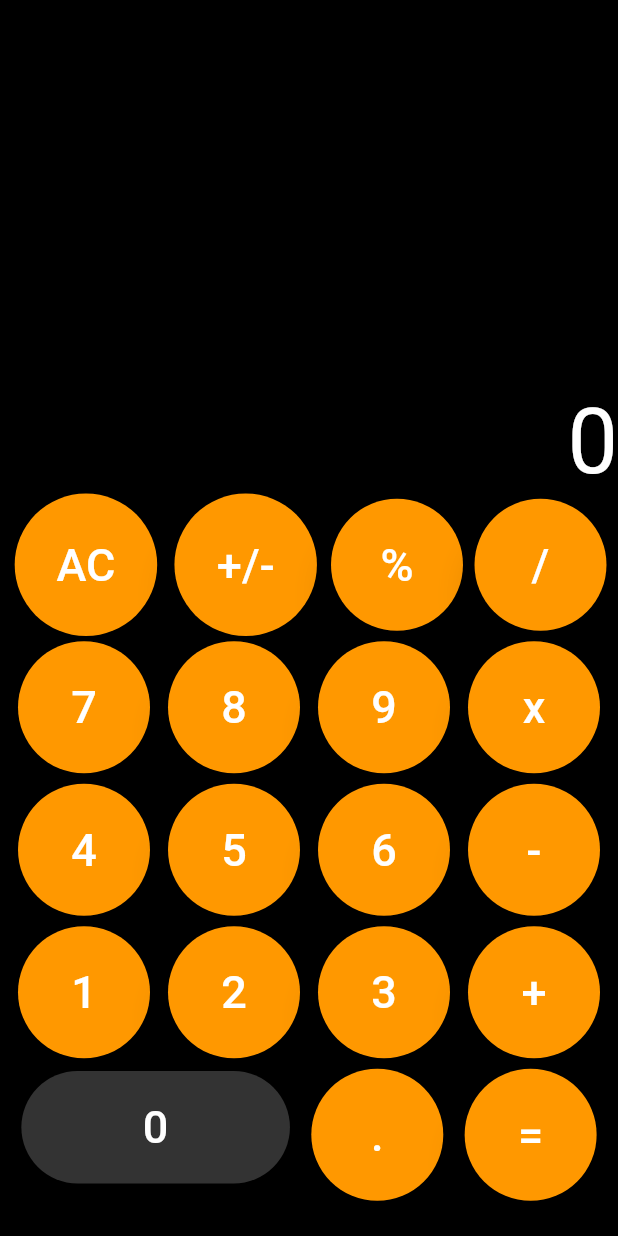
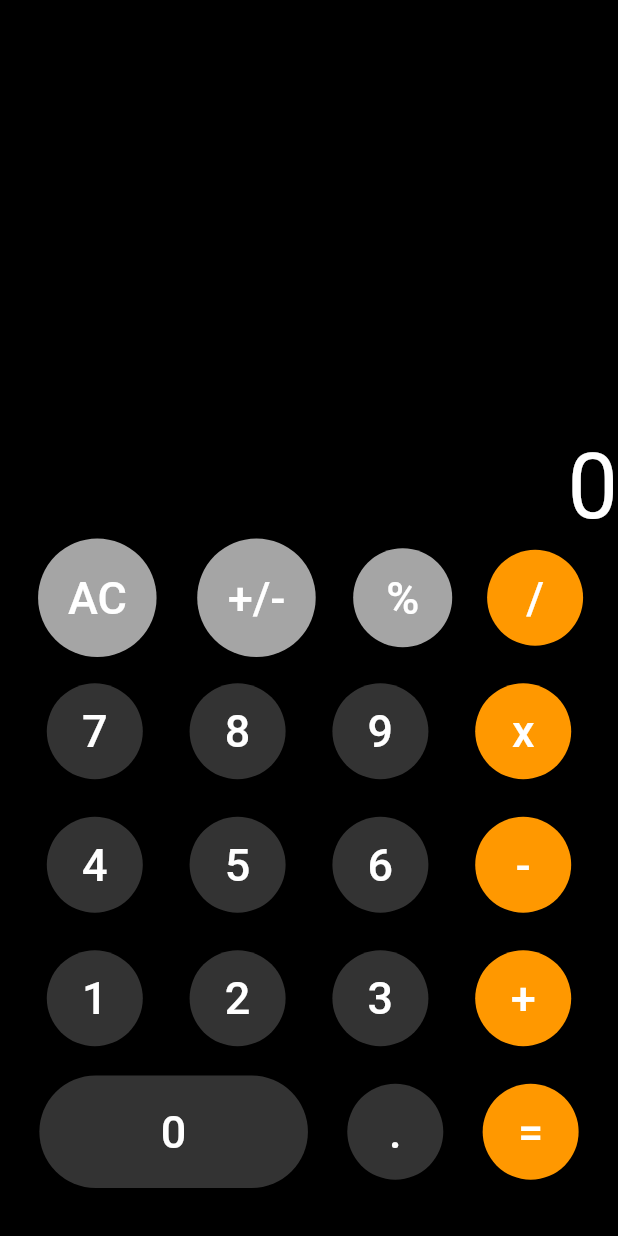
Before and after one commit to inezamanda/ios-calculator-clone, a Flutter app: the screen it shows after launch, on a phone screen of 412 x 824 dp. Run offline on Flutter 3.47's test engine with Material 2 defaults, Android fonts, the phone set to English and light mode, and no system bars.

Commit message:
change color

```diff
--- a/lib/my_home_page.dart
+++ b/lib/my_home_page.dart
@@ -3,22 +3,60 @@ import 'package:flutter/material.dart';
 class MyHomePage extends StatelessWidget {
   const MyHomePage({Key? key}) : super(key: key);
 
-  Widget btn(btnText){
-    return MaterialButton(
-      height: 75.0,
-      elevation: 10,
-      shape: CircleBorder(
-        side: BorderSide(color: Colors.transparent),
-      ),
-      color: Colors.orange,
-      padding: EdgeInsets.all(30.0),
-      child: Text(btnText,
-          style: TextStyle(
-              color: Colors.white,
-              fontSize: 30.0
-          )
-      ),
-      onPressed: () {},
+  Widget btn(btnText) {
+    return Container(
+        padding: EdgeInsets.only(bottom: 10.0),
+        child: ElevatedButton (
+            onPressed: (){},
+            child: Text(btnText,
+              style: TextStyle(
+                  fontSize: 30
+              ),
+            ),
+            style: ElevatedButton.styleFrom(
+                primary: Color(0xff333333),
+                padding: EdgeInsets.all(22.0),
+                shape: CircleBorder()
+            )
+        )
+    );
+  }
+
+  Widget btnTop(btnText) {
+    return Container(
+        padding: EdgeInsets.only(bottom: 10.0),
+        child: ElevatedButton (
+            onPressed: (){},
+            child: Text(btnText,
+              style: TextStyle(
+                  fontSize: 30
+              ),
+            ),
+            style: ElevatedButton.styleFrom(
+                primary: Color(0xffa5a5a5),
+                padding: EdgeInsets.all(22.0),
+                shape: CircleBorder()
+            )
+        )
+    );
+  }
+
+  Widget btnRight(btnText) {
+    return Container(
+        padding: EdgeInsets.only(bottom: 10.0),
+        child: ElevatedButton (
+            onPressed: (){},
+            child: Text(btnText,
+              style: TextStyle(
+                  fontSize: 30
+              ),
+            ),
+            style: ElevatedButton.styleFrom(
+                primary: Colors.orange,
+                padding: EdgeInsets.all(22.0),
+                shape: CircleBorder()
+            )
+        )
     );
   }
 
@@ -67,10 +105,10 @@ class MyHomePage extends StatelessWidget {
             Row(
               mainAxisAlignment: MainAxisAlignment.spaceEvenly,
               children: [
-                btn('AC'),
-                btn('+/-'),
-                btn('%'),
-                btn('/'),
+                btnTop('AC'),
+                btnTop('+/-'),
+                btnTop('%'),
+                btnRight('/'),
               ],),
             Row(
               mainAxisAlignment: MainAxisAlignment.spaceEvenly,
@@ -78,7 +116,7 @@ class MyHomePage extends StatelessWidget {
                 btn('7'),
                 btn('8'),
                 btn('9'),
-                btn('x'),
+                btnRight('x'),
               ],),
             Row(
               mainAxisAlignment: MainAxisAlignment.spaceEvenly,
@@ -86,7 +124,7 @@ class MyHomePage extends StatelessWidget {
                 btn('4'),
                 btn('5'),
                 btn('6'),
-                btn('-'),
+                btnRight('-'),
               ],),
             Row(
               mainAxisAlignment: MainAxisAlignment.spaceEvenly,
@@ -94,14 +132,14 @@ class MyHomePage extends StatelessWidget {
                 btn('1'),
                 btn('2'),
                 btn('3'),
-                btn('+'),
+                btnRight('+'),
               ],),
             Row(
               mainAxisAlignment: MainAxisAlignment.spaceEvenly,
               children: [
                 btnZero('0'),
                 btn('.'),
-                btn('='),
+                btnRight('='),
               ],
             ),
           ],
@@ -139,114 +177,6 @@ class MyHomePage extends StatelessWidget {
 //   dynamic preOpr = '';
 //
 //
-//   Widget btn(btnText, Color color) {
-//     return Container(
-//         padding: EdgeInsets.only(bottom: 10.0),
-//         child: new RaisedButton(
-//             child: Text(btnText,
-//               style: TextStyle(
-//                   fontSize: 30
-//               ),
-//             ),
-//             onPressed: (){
-//               calculation(btnText);
-//             },
-//             color: color,
-//             padding: EdgeInsets.all(22.0),
-//             shape: CircleBorder()
-//
-//         )
-//     );
-//   }
-//
-//   Widget btnZero(btnText, Color color) {
-//     return Container(
-//         padding: EdgeInsets.only(bottom: 10.0),
-//         child: new RaisedButton(
-//             child: Text(btnText,
-//               style: TextStyle(
-//                   fontSize: 30
-//               ),
-//             ),
-//             onPressed: (){
-//               calculation(btnText);
-//             },
-//             color: color,
-//             padding: EdgeInsets.only(left:81 ,top:20,right:81,bottom: 20),
-//             shape: StadiumBorder()
-//
-//         )
-//     );
-//   }
-//
-//   @override
-//   Widget build(BuildContext context) {
-//     return new Scaffold(
-//       appBar: null,
-//       backgroundColor: Colors.black,
-//       body: Container(
-//         margin: EdgeInsets.only(bottom: 20.0),
-//         child: new Column(
-//           mainAxisAlignment: MainAxisAlignment.end,
-//           children: <Widget>[
-//             Row(children: <Widget>[
-//               Expanded(
-//                 child: Text(
-//                   text,
-//                   style: TextStyle(
-//                     color: Colors.white,
-//                     fontSize: 60.0,
-//                   ),
-//                   textAlign: TextAlign.right,
-//                   maxLines: 1,
-//                 ),
-//               )
-//             ],
-//             ),
-//             Row(
-//               mainAxisAlignment: MainAxisAlignment.spaceEvenly,
-//               children: <Widget>[
-//                 btn('C',const Color(0xffa5a5a5)), // AARRGGBB
-//                 btn('+/-',const Color(0xffa5a5a5)),
-//                 btn('%',const Color(0xffa5a5a5)),
-//                 btn('/', Colors.orange),
-//               ],),
-//             Row(
-//               mainAxisAlignment: MainAxisAlignment.spaceEvenly,
-//               children: <Widget>[
-//                 btn('7',const Color(0xff333333)),
-//                 btn('8',const Color(0xff333333)),
-//                 btn('9',const Color(0xff333333)),
-//                 btn('x',Colors.orange),
-//               ],),
-//             Row(
-//               mainAxisAlignment: MainAxisAlignment.spaceEvenly,
-//               children: <Widget>[
-//                 btn('4',const Color(0xff333333)),
-//                 btn('5',const Color(0xff333333)),
-//                 btn('6',const Color(0xff333333)),
-//                 btn('-',Colors.orange),
-//               ],),
-//             Row(
-//               mainAxisAlignment: MainAxisAlignment.spaceEvenly,
-//               children: <Widget>[
-//                 btn('1',const Color(0xff333333)),
-//                 btn('2',const Color(0xff333333)),
-//                 btn('3',const Color(0xff333333)),
-//                 btn('+',Colors.orange),
-//               ],),
-//             Row(
-//               mainAxisAlignment: MainAxisAlignment.spaceEvenly,
-//               children: <Widget>[
-//                 btnZero('0',const Color(0xff333333)),
-//                 btn('.',const Color(0xff333333)),
-//                 btn('=',Colors.orange),
-//               ],),
-//           ],
-//         ),
-//       ),
-//     );
-//   }
 //
 //   void calculation(btnText) {
 //
```
